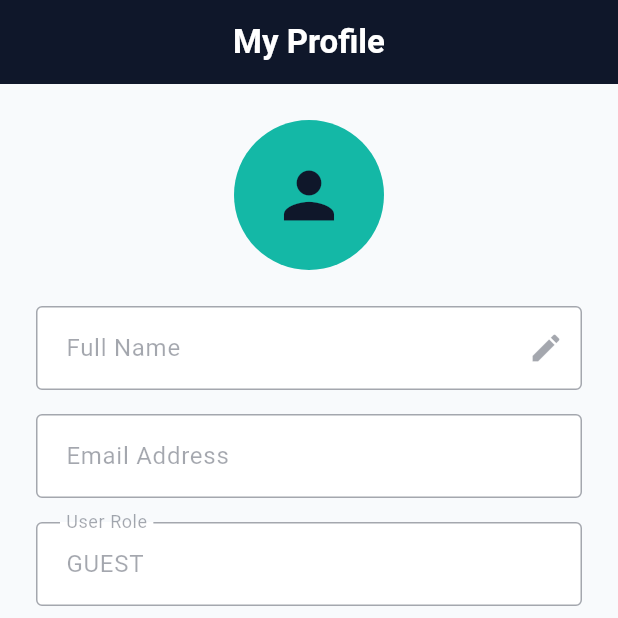
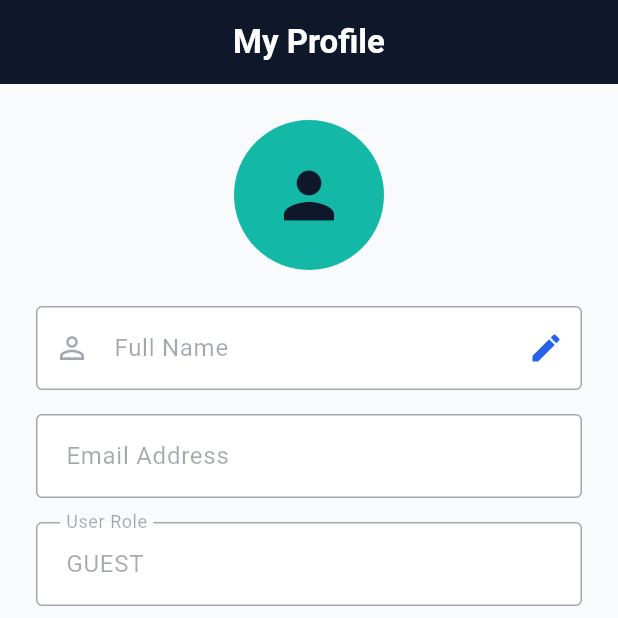
Before and after one commit to Noel-Teens/CampusPulse, a Flutter app: the ProfileScreen screen opened directly, on a phone screen of 412 x 824 dp, the top half of it. Run offline on Flutter 3.47's test engine with Material 3 defaults, Android fonts, the light colour scheme and no system bars; our stand-ins replace cloud_firestore, firebase_auth, firebase_core, flutter_dotenv, google_generative_ai, google_maps_flutter; accounts and stored records are empty.

```diff
--- a/lib/features/dashboard/screens/home_dashboard.dart
+++ b/lib/features/dashboard/screens/home_dashboard.dart
@@ -3,6 +3,7 @@ import 'package:provider/provider.dart';
 import '../../../core/constants/app_colors.dart';
 import '../../auth/controllers/auth_controller.dart';
 import '../widgets/dashboard_tile.dart';
+import '../widgets/user_menu.dart';
 import '../../campus_map/screens/campus_map_screen.dart';
 import '../../issue_reporting/screens/report_issue_screen.dart';
 import '../../notices/screens/notices_screen.dart';
@@ -29,10 +30,7 @@ class HomeDashboard extends StatelessWidget {
             icon: const Icon(Icons.notifications_none),
             onPressed: () {},
           ),
-          IconButton(
-            icon: const Icon(Icons.logout),
-            onPressed: () => authController.signOut(),
-          ),
+          const UserMenu(),
         ],
       ),
       body: Padding(
--- a/lib/features/dashboard/screens/profile_screen.dart
+++ b/lib/features/dashboard/screens/profile_screen.dart
@@ -12,7 +12,9 @@ class ProfileScreen extends StatefulWidget {
 
 class _ProfileScreenState extends State<ProfileScreen> {
   final _nameController = TextEditingController();
+  final _nameFocusNode = FocusNode();
   bool _isEditing = false;
+  String _originalName = "";
 
   @override
   void initState() {
@@ -21,12 +23,14 @@ class _ProfileScreenState extends State<ProfileScreen> {
       context,
       listen: false,
     ).userModel;
-    _nameController.text = userModel?.name ?? "";
+    _originalName = userModel?.name ?? "";
+    _nameController.text = _originalName;
   }
 
   @override
   void dispose() {
     _nameController.dispose();
+    _nameFocusNode.dispose();
     super.dispose();
   }
 
@@ -35,6 +39,12 @@ class _ProfileScreenState extends State<ProfileScreen> {
     final authController = Provider.of<AuthController>(context);
     final user = authController.user;
     final userModel = authController.userModel;
+
+    // Sync controller if model changes from external source
+    if (!_isEditing && _nameController.text != (userModel?.name ?? "")) {
+      _nameController.text = userModel?.name ?? "";
+      _originalName = _nameController.text;
+    }
 
     return Scaffold(
       appBar: AppBar(
@@ -56,35 +66,67 @@ class _ProfileScreenState extends State<ProfileScreen> {
             // Name Field
             TextField(
               controller: _nameController,
+              focusNode: _nameFocusNode,
               enabled: _isEditing,
               decoration: InputDecoration(
                 labelText: "Full Name",
-                suffixIcon: IconButton(
-                  icon: Icon(_isEditing ? Icons.check : Icons.edit),
+                prefixIcon: const Icon(Icons.person_outline),
+                suffixIcon: Row(
+                  mainAxisSize: MainAxisSize.min,
+                  children: [
+                    if (_isEditing)
+                      IconButton(
+                        icon: const Icon(Icons.close, color: Colors.grey),
+                        onPressed: () {
+                          setState(() {
+                            _isEditing = false;
+                            _nameController.text = _originalName;
+                          });
+                        },
+                      ),
+                    IconButton(
+                      icon: Icon(
+                        _isEditing ? Icons.check : Icons.edit,
+                        color: _isEditing ? Colors.green : AppColors.deepBlue,
+                      ),
                       onPressed: () async {
                         if (_isEditing) {
+                          if (_nameController.text.trim().isEmpty) return;
                           try {
                             await authController.updateProfileName(
                               _nameController.text.trim(),
                             );
+                            _originalName = _nameController.text.trim();
                             if (mounted) {
                               ScaffoldMessenger.of(context).showSnackBar(
-                            const SnackBar(content: Text("Profile updated!")),
+                                const SnackBar(
+                                  content: Text("Profile updated!"),
+                                ),
                               );
                             }
                           } catch (e) {
                             if (mounted) {
-                          ScaffoldMessenger.of(
-                            context,
-                          ).showSnackBar(SnackBar(content: Text("Error: $e")));
+                              ScaffoldMessenger.of(context).showSnackBar(
+                                SnackBar(content: Text("Error: $e")),
+                              );
                             }
+                            return;
                           }
+                        } else {
+                          _nameFocusNode.requestFocus();
                         }
                         setState(() => _isEditing = !_isEditing);
                       },
                     ),
+                  ],
+                ),
                 border: const OutlineInputBorder(),
               ),
+              onSubmitted: (_) {
+                if (_isEditing) {
+                  // Trigger same logic as check button
+                }
+              },
             ),
             const SizedBox(height: 16),
 
```
Also changed, not shown: lib/features/admin/screens/admin_dashboard_screen.dart (+2 -33 lines), lib/features/dashboard/widgets/user_menu.dart (added, +71 -0 lines). Lines whose indentation alone changed are shown as unchanged.
